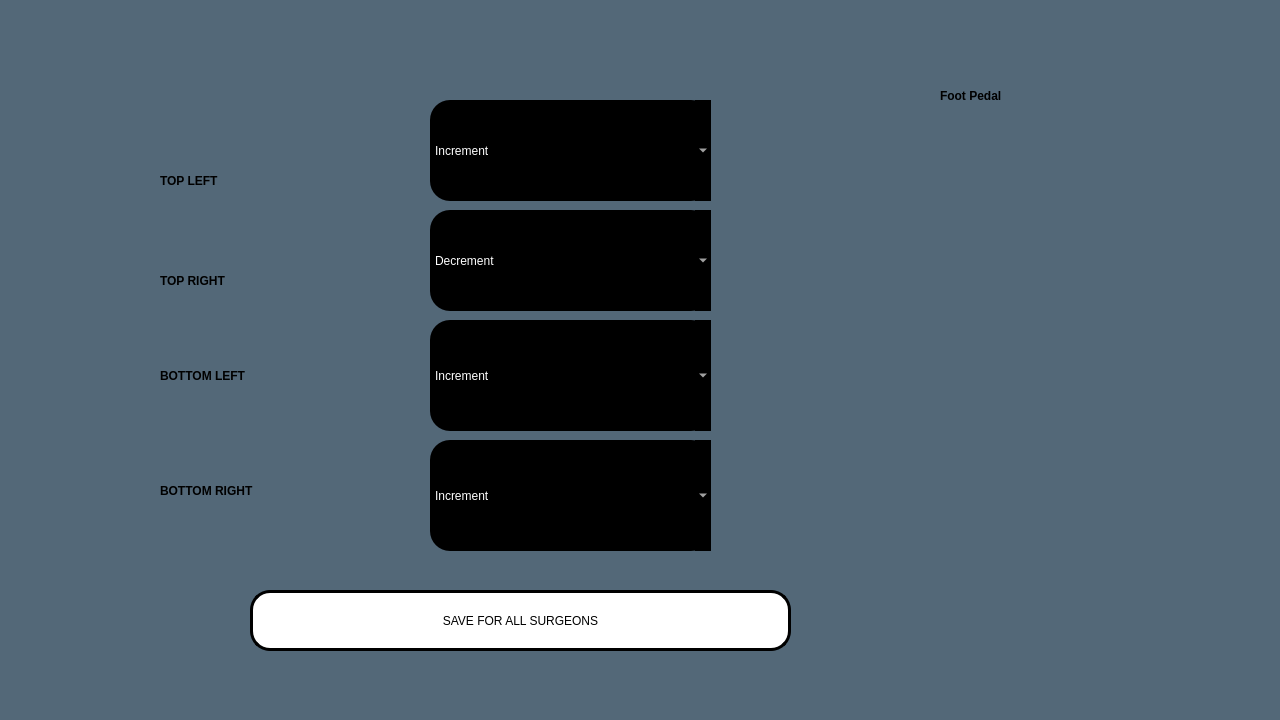
Before: the Qt Designer form footpedal.ui in RISWANAAAA/venturiphaco, drawn with Qt 5.
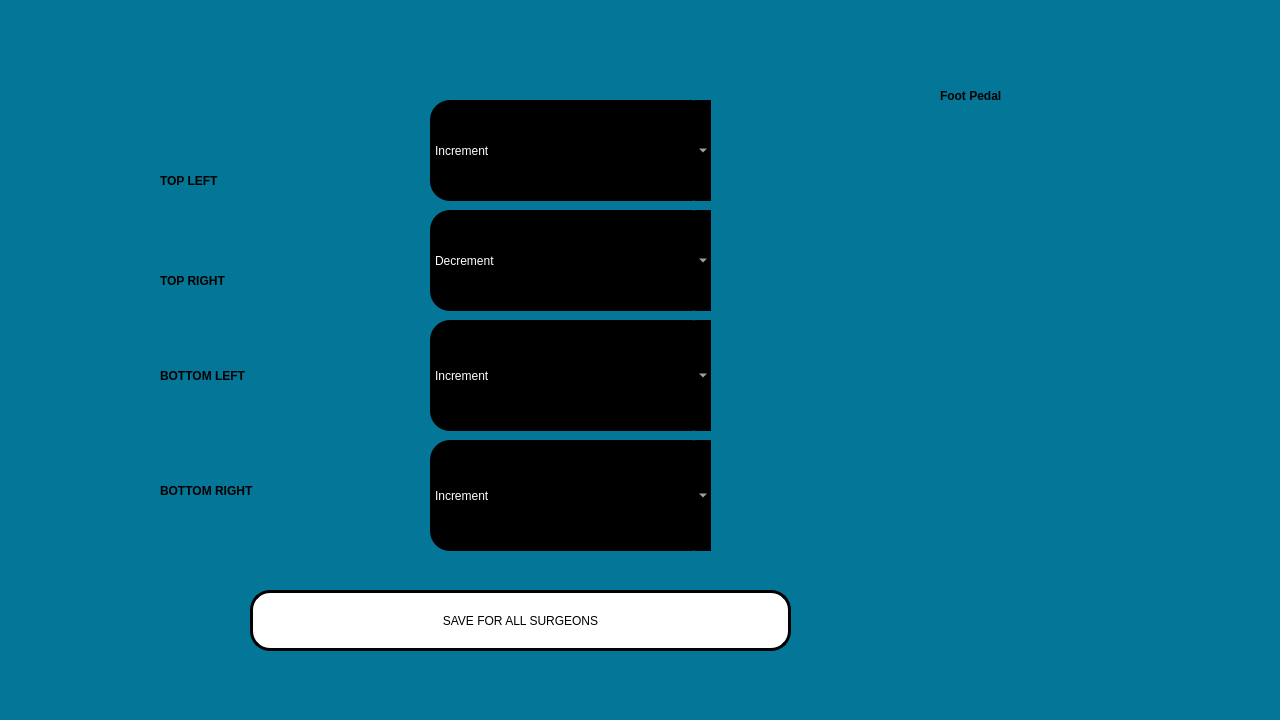
After: the same form once the commit is applied. Icons and pictures are not drawn.

What changed in the file:
```diff
--- a/footpedal.ui
+++ b/footpedal.ui
@@ -14,7 +14,7 @@
    <string>Dialog</string>
   </property>
   <property name="styleSheet">
-   <string notr="true">background-color:rgb(83, 104, 120);</string>
+   <string notr="true">background-color: rgb(4, 118, 151);</string>
   </property>
   <widget class="QComboBox" name="right_footcom">
    <property name="geometry">
```
